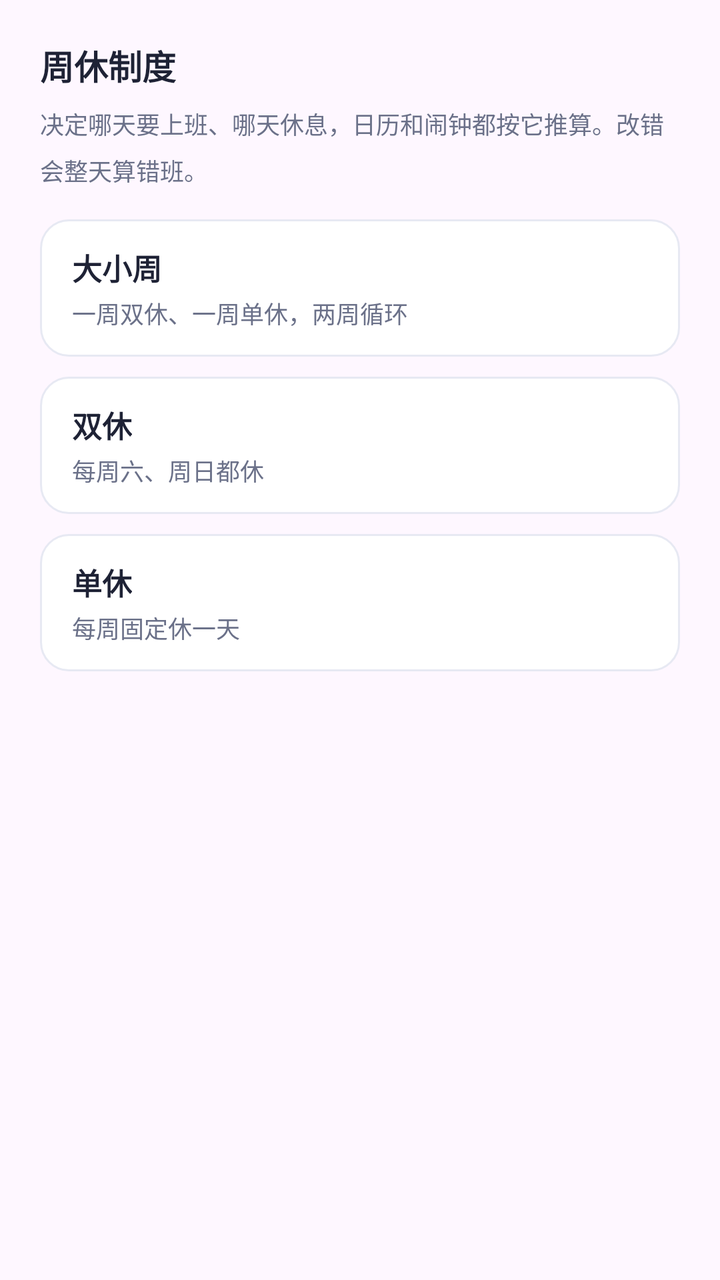
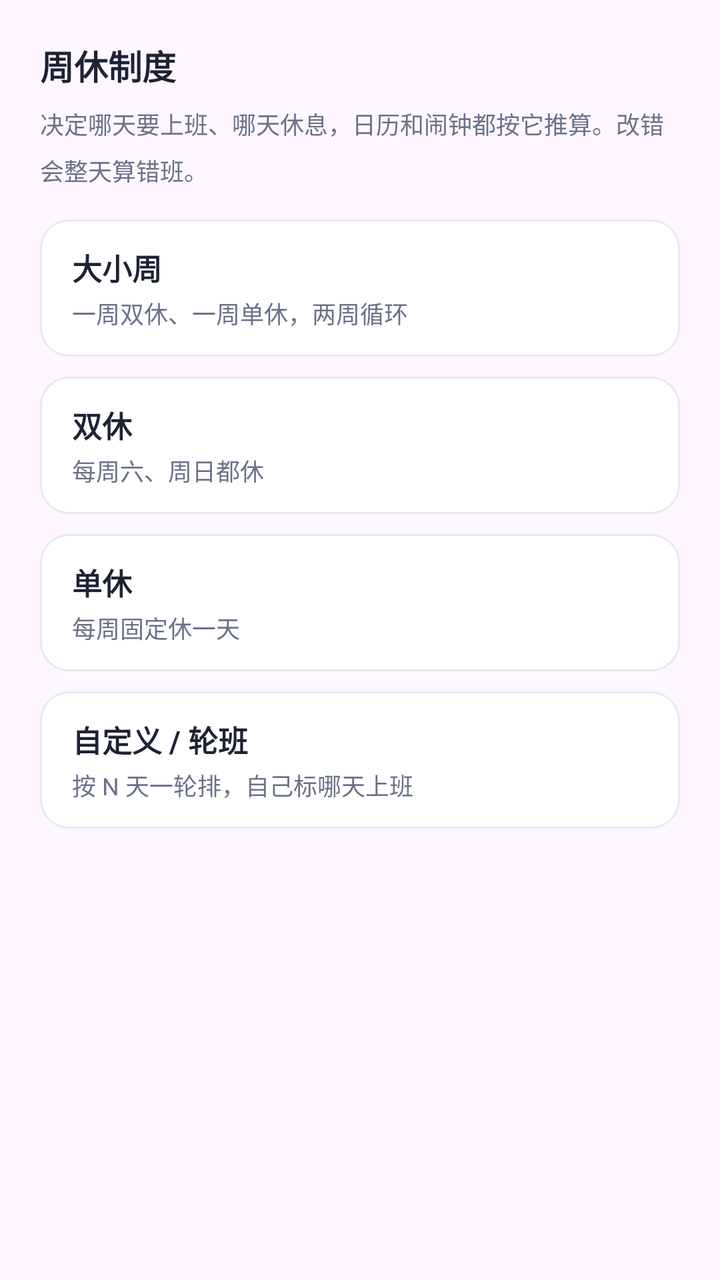

Compare the two renders of this Android layout. The source of the first and the diff that turns it into the second are given below.
<!-- AndroidManifest.xml: application theme Theme.WeekdayAlarm -->
<!-- res/layout/dialog_week_mode.xml -->
<?xml version="1.0" encoding="utf-8"?>
<ScrollView xmlns:android="http://schemas.android.com/apk/res/android"
    android:layout_width="match_parent"
    android:layout_height="wrap_content">

    <LinearLayout
        android:layout_width="match_parent"
        android:layout_height="wrap_content"
        android:orientation="vertical"
        android:padding="20dp">

        <TextView
            android:layout_width="wrap_content"
            android:layout_height="wrap_content"
            android:text="周休制度"
            android:textColor="@color/ink"
            android:textSize="17sp"
            android:textStyle="bold" />

        <TextView
            android:layout_width="match_parent"
            android:layout_height="wrap_content"
            android:layout_marginTop="8dp"
            android:lineSpacingMultiplier="1.35"
            android:text="决定哪天要上班、哪天休息，日历和闹钟都按它推算。改错会整天算错班。"
            android:textColor="@color/sub"
            android:textSize="12sp" />

        
        <LinearLayout
            android:id="@+id/rg_mode"
            android:layout_width="match_parent"
            android:layout_height="wrap_content"
            android:layout_marginTop="16dp"
            android:orientation="vertical">

            <LinearLayout
                android:id="@+id/rb_big_small"
                android:layout_width="match_parent"
                android:layout_height="wrap_content"
                android:background="@drawable/bg_guide_option"
                android:clickable="true"
                android:focusable="true"
                android:orientation="vertical"
                android:paddingStart="16dp"
                android:paddingTop="13dp"
                android:paddingEnd="16dp"
                android:paddingBottom="13dp">

                <TextView
                    android:layout_width="wrap_content"
                    android:layout_height="wrap_content"
                    android:text="大小周"
                    android:textColor="@color/ink"
                    android:textSize="15sp"
                    android:textStyle="bold" />

                <TextView
                    android:layout_width="wrap_content"
                    android:layout_height="wrap_content"
                    android:layout_marginTop="3dp"
                    android:text="一周双休、一周单休，两周循环"
                    android:textColor="@color/sub"
                    android:textSize="12sp" />
            </LinearLayout>

            <LinearLayout
                android:id="@+id/rb_double"
                android:layout_width="match_parent"
                android:layout_height="wrap_content"
                android:layout_marginTop="10dp"
                android:background="@drawable/bg_guide_option"
                android:clickable="true"
                android:focusable="true"
                android:orientation="vertical"
                android:paddingStart="16dp"
                android:paddingTop="13dp"
                android:paddingEnd="16dp"
                android:paddingBottom="13dp">

                <TextView
                    android:layout_width="wrap_content"
                    android:layout_height="wrap_content"
                    android:text="双休"
                    android:textColor="@color/ink"
                    android:textSize="15sp"
                    android:textStyle="bold" />

                <TextView
                    android:layout_width="wrap_content"
                    android:layout_height="wrap_content"
                    android:layout_marginTop="3dp"
                    android:text="每周六、周日都休"
                    android:textColor="@color/sub"
                    android:textSize="12sp" />
            </LinearLayout>

            <LinearLayout
                android:id="@+id/rb_single"
                android:layout_width="match_parent"
                android:layout_height="wrap_content"
                android:layout_marginTop="10dp"
                android:background="@drawable/bg_guide_option"
                android:clickable="true"
                android:focusable="true"
                android:orientation="vertical"
                android:paddingStart="16dp"
                android:paddingTop="13dp"
                android:paddingEnd="16dp"
                android:paddingBottom="13dp">

                <TextView
                    android:layout_width="wrap_content"
                    android:layout_height="wrap_content"
                    android:text="单休"
                    android:textColor="@color/ink"
                    android:textSize="15sp"
                    android:textStyle="bold" />

                <TextView
                    android:layout_width="wrap_content"
                    android:layout_height="wrap_content"
                    android:layout_marginTop="3dp"
                    android:text="每周固定休一天"
                    android:textColor="@color/sub"
                    android:textSize="12sp" />
            </LinearLayout>
        </LinearLayout>

        
        <LinearLayout
            android:id="@+id/box_big_small"
            android:layout_width="match_parent"
            android:layout_height="wrap_content"
            android:layout_marginTop="18dp"
            android:orientation="vertical"
            android:visibility="gone">

            <LinearLayout
                android:layout_width="match_parent"
                android:layout_height="wrap_content"
                android:gravity="center_vertical"
                android:orientation="horizontal">

                <TextView
                    android:layout_width="88dp"
                    android:layout_height="wrap_content"
                    android:text="本周是"
                    android:textColor="@color/sub"
                    android:textSize="13sp" />

                <LinearLayout
                    android:id="@+id/rg_week_big"
                    android:layout_width="wrap_content"
                    android:layout_height="wrap_content"
                    android:orientation="horizontal">

                    <TextView
                        android:id="@+id/rb_big"
                        android:layout_width="wrap_content"
                        android:layout_height="wrap_content"
                        android:background="@drawable/bg_guide_option"
                        android:clickable="true"
                        android:focusable="true"
                        android:gravity="center"
                        android:minHeight="34dp"
                        android:minWidth="76dp"
                        android:paddingStart="16dp"
                        android:paddingEnd="16dp"
                        android:text="大周"
                        android:textColor="@color/ink"
                        android:textSize="13sp" />

                    <TextView
                        android:id="@+id/rb_small"
                        android:layout_width="wrap_content"
                        android:layout_height="wrap_content"
                        android:layout_marginStart="8dp"
                        android:background="@drawable/bg_guide_option"
                        android:clickable="true"
                        android:focusable="true"
                        android:gravity="center"
                        android:minHeight="34dp"
                        android:minWidth="76dp"
                        android:paddingStart="16dp"
                        android:paddingEnd="16dp"
                        android:text="小周"
                        android:textColor="@color/ink"
                        android:textSize="13sp" />
                </LinearLayout>
            </LinearLayout>

            <LinearLayout
                android:layout_width="match_parent"
                android:layout_height="wrap_content"
                android:layout_marginTop="12dp"
                android:gravity="center_vertical"
                android:orientation="horizontal">

                <TextView
                    android:layout_width="88dp"
                    android:layout_height="wrap_content"
                    android:text="小周休哪天"
                    android:textColor="@color/sub"
                    android:textSize="13sp" />

                <LinearLayout
                    android:id="@+id/rg_small_rest"
                    android:layout_width="wrap_content"
                    android:layout_height="wrap_content"
                    android:orientation="horizontal">

                    <TextView
                        android:id="@+id/rb_rest_sun"
                        android:layout_width="wrap_content"
                        android:layout_height="wrap_content"
                        android:background="@drawable/bg_guide_option"
                        android:clickable="true"
                        android:focusable="true"
                        android:gravity="center"
                        android:minHeight="34dp"
                        android:minWidth="76dp"
                        android:paddingStart="16dp"
                        android:paddingEnd="16dp"
                        android:text="周日休"
                        android:textColor="@color/ink"
                        android:textSize="13sp" />

                    <TextView
                        android:id="@+id/rb_rest_sat"
                        android:layout_width="wrap_content"
                        android:layout_height="wrap_content"
                        android:layout_marginStart="8dp"
                        android:background="@drawable/bg_guide_option"
                        android:clickable="true"
                        android:focusable="true"
                        android:gravity="center"
                        android:minHeight="34dp"
                        android:minWidth="76dp"
                        android:paddingStart="16dp"
                        android:paddingEnd="16dp"
                        android:text="周六休"
                        android:textColor="@color/ink"
                        android:textSize="13sp" />
                </LinearLayout>
            </LinearLayout>
        </LinearLayout>

        
        <LinearLayout
            android:id="@+id/box_single"
            android:layout_width="match_parent"
            android:layout_height="wrap_content"
            android:layout_marginTop="18dp"
            android:gravity="center_vertical"
            android:orientation="horizontal"
            android:visibility="gone">

            <TextView
                android:layout_width="88dp"
                android:layout_height="wrap_content"
                android:text="休哪天"
                android:textColor="@color/sub"
                android:textSize="13sp" />

            <LinearLayout
                android:id="@+id/rg_single_rest"
                android:layout_width="wrap_content"
                android:layout_height="wrap_content"
                android:orientation="horizontal">

                <TextView
                    android:id="@+id/rb_single_sun"
                    android:layout_width="wrap_content"
                    android:layout_height="wrap_content"
                    android:background="@drawable/bg_guide_option"
                    android:clickable="true"
                    android:focusable="true"
                    android:gravity="center"
                    android:minHeight="34dp"
                    android:minWidth="76dp"
                    android:paddingStart="16dp"
                    android:paddingEnd="16dp"
                    android:text="周日休"
                    android:textColor="@color/ink"
                    android:textSize="13sp" />

                <TextView
                    android:id="@+id/rb_single_sat"
                    android:layout_width="wrap_content"
                    android:layout_height="wrap_content"
                    android:layout_marginStart="8dp"
                    android:background="@drawable/bg_guide_option"
                    android:clickable="true"
                    android:focusable="true"
                    android:gravity="center"
                    android:minHeight="34dp"
                    android:minWidth="76dp"
                    android:paddingStart="16dp"
                    android:paddingEnd="16dp"
                    android:text="周六休"
                    android:textColor="@color/ink"
                    android:textSize="13sp" />
            </LinearLayout>
        </LinearLayout>
    </LinearLayout>
</ScrollView>
<!-- resources referenced by this layout -->
<resources>
  <color name="ink">#1E2235</color>
  <color name="sub">#6B7189</color>
  <!-- drawable bg_guide_option (drawable) -->
  <?xml version="1.0" encoding="utf-8"?>
  <selector xmlns:android="http://schemas.android.com/apk/res/android">
      <item android:state_selected="true">
          <shape android:shape="rectangle">
              <solid android:color="@color/guide_option_selected" />
              <stroke
                  android:width="1.5dp"
                  android:color="@color/indigo" />
              <corners android:radius="@dimen/radius_row" />
          </shape>
      </item>
      <item>
          <shape android:shape="rectangle">
              <solid android:color="@color/card" />
              <stroke
                  android:width="1dp"
                  android:color="@color/line" />
              <corners android:radius="@dimen/radius_row" />
          </shape>
      </item>
  </selector>
  <style name="Theme.WeekdayAlarm" parent="Theme.Material3.DayNight.NoActionBar">
          <item name="colorPrimary">@color/indigo</item>
          <item name="colorPrimaryVariant">@color/indigo_dark</item>
          <item name="colorOnPrimary">@color/white</item>
          <item name="android:statusBarColor">@color/bg</item>
          <item name="android:windowLightStatusBar">true</item>
      </style>
  <color name="guide_option_selected">#EEF0FE</color>
  <color name="indigo">#4F46E5</color>
  <dimen name="radius_row">14dp</dimen>
  <color name="card">#FFFFFF</color>
  <color name="line">#E7E9F3</color>
  <color name="indigo_dark">#4338CA</color>
  <color name="white">#FFFFFFFF</color>
  <color name="bg">#F4F5FB</color>
</resources>

<!-- the commit's change to res/layout/dialog_week_mode.xml (unified diff, before → after) -->
@@ -122,6 +122,39 @@
                     android:layout_height="wrap_content"
                     android:layout_marginTop="3dp"
                     android:text="每周固定休一天"
+                    android:textColor="@color/sub"
+                    android:textSize="12sp" />
+            </LinearLayout>
+
+            
+            <LinearLayout
+                android:id="@+id/rb_cycle"
+                android:layout_width="match_parent"
+                android:layout_height="wrap_content"
+                android:layout_marginTop="10dp"
+                android:background="@drawable/bg_guide_option"
+                android:clickable="true"
+                android:focusable="true"
+                android:orientation="vertical"
+                android:paddingStart="16dp"
+                android:paddingTop="13dp"
+                android:paddingEnd="16dp"
+                android:paddingBottom="13dp">
+
+                <TextView
+                    android:layout_width="wrap_content"
+                    android:layout_height="wrap_content"
+                    android:text="自定义 / 轮班"
+                    android:textColor="@color/ink"
+                    android:textSize="15sp"
+                    android:textStyle="bold" />
+
+                <TextView
+                    android:id="@+id/tv_cycle_sub"
+                    android:layout_width="wrap_content"
+                    android:layout_height="wrap_content"
+                    android:layout_marginTop="3dp"
+                    android:text="按 N 天一轮排，自己标哪天上班"
                     android:textColor="@color/sub"
                     android:textSize="12sp" />
             </LinearLayout>
